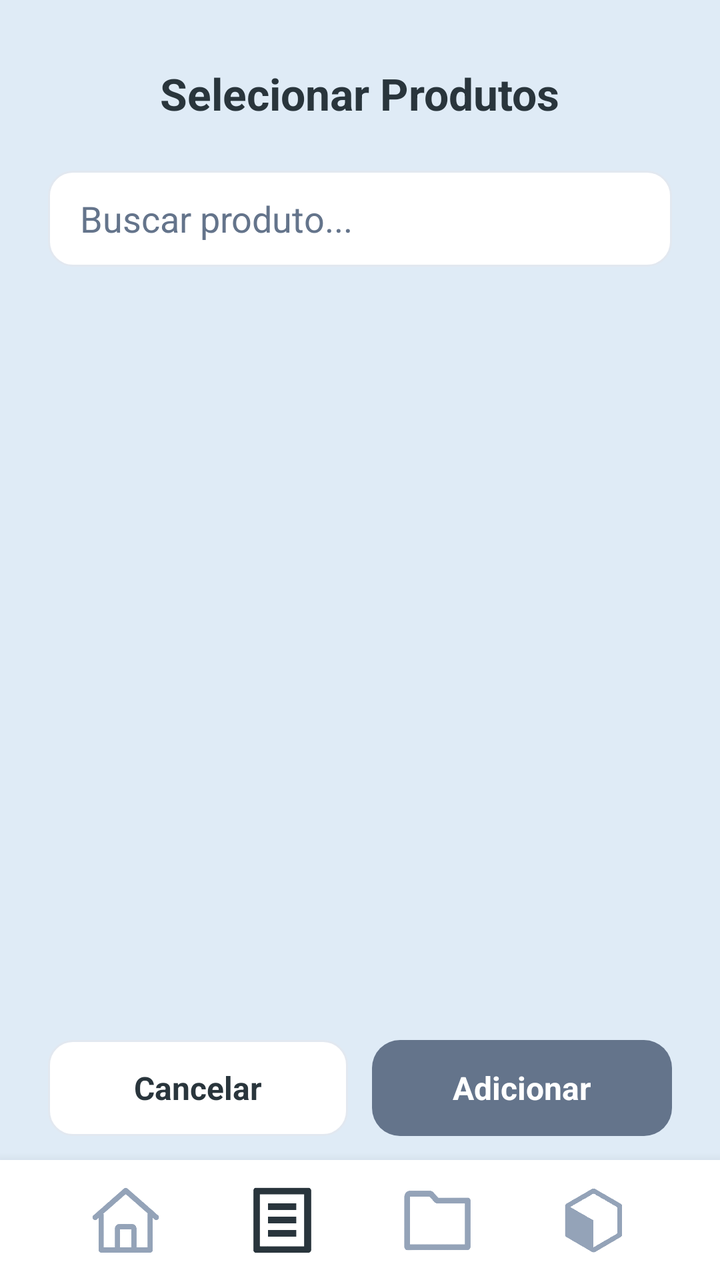
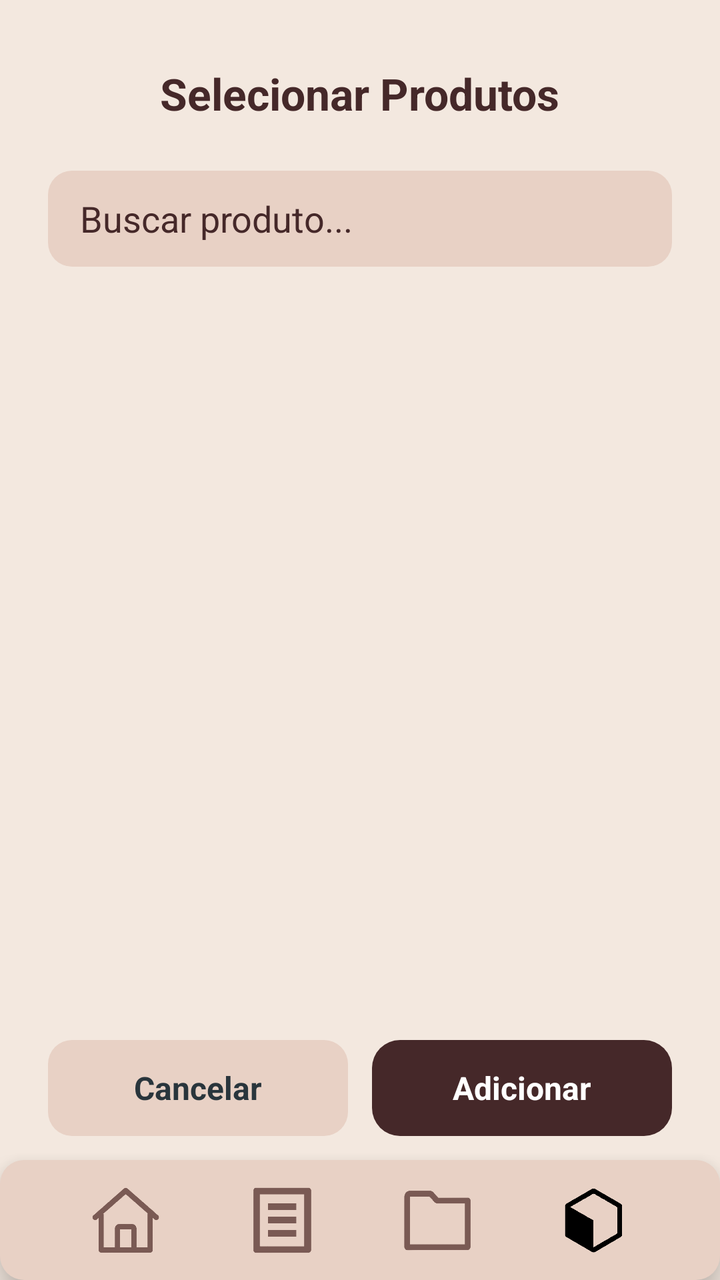

Before-and-after screenshots of an Android layout around one commit, followed by the original layout XML and the change that was made.
<!-- AndroidManifest.xml: application theme Theme.ListaCompras -->
<!-- res/layout/activity_produtos_selecionar.xml -->
<?xml version="1.0" encoding="utf-8"?>
<RelativeLayout xmlns:android="http://schemas.android.com/apk/res/android"
    xmlns:app="http://schemas.android.com/apk/res-auto"
    android:id="@+id/main"
    android:layout_width="match_parent"
    android:layout_height="match_parent"
    android:background="#DFEBF6">

    
    <TextView
        android:id="@+id/txtTituloSelecionar"
        android:layout_width="wrap_content"
        android:layout_height="wrap_content"
        android:text="Selecionar Produtos"
        android:textSize="22sp"
        android:textStyle="bold"
        android:textColor="#29353C"
        android:layout_marginTop="32dp"
        android:layout_centerHorizontal="true" />

    
    <EditText
        android:id="@+id/edtBuscarProdutoSelecao"
        android:layout_width="match_parent"
        android:layout_height="48dp"
        android:layout_below="@id/txtTituloSelecionar"
        android:layout_marginTop="24dp"
        android:layout_marginHorizontal="24dp"
        android:hint="Buscar produto..."
        android:paddingHorizontal="16dp"
        android:background="@drawable/card_secundario"
        android:textColor="#29353C"
        android:textColorHint="#64748B" />

    
    <androidx.recyclerview.widget.RecyclerView
        android:id="@+id/recyclerSelecionarProdutos"
        android:layout_width="match_parent"
        android:layout_height="match_parent"
        android:layout_below="@id/edtBuscarProdutoSelecao"
        android:layout_above="@id/layoutBotoes"
        android:padding="16dp" />

    
    <LinearLayout
        android:id="@+id/layoutBotoes"
        android:layout_width="match_parent"
        android:layout_height="wrap_content"
        android:layout_above="@id/footer"
        android:orientation="horizontal"
        android:paddingHorizontal="24dp"
        android:paddingVertical="12dp">

        
        <TextView
            android:id="@+id/btnCancelar"
            android:layout_width="0dp"
            android:layout_height="48dp"
            android:layout_weight="1"
            android:background="@drawable/card_secundario"
            android:gravity="center"
            android:text="Cancelar"
            android:textColor="#29353C"
            android:textStyle="bold"
            android:textSize="16sp" />

        <Space
            android:layout_width="12dp"
            android:layout_height="1dp" />

        
        <TextView
            android:id="@+id/btnAdicionar"
            android:layout_width="0dp"
            android:layout_height="48dp"
            android:layout_weight="1"
            android:background="@drawable/card_principal"
            android:gravity="center"
            android:text="Adicionar"
            android:textColor="#FFFFFF"
            android:textStyle="bold"
            android:textSize="16sp" />
    </LinearLayout>

    
    <LinearLayout
        android:id="@+id/footer"
        android:layout_width="match_parent"
        android:layout_height="60dp"
        android:layout_alignParentBottom="true"
        android:background="#FFFFFF"
        android:elevation="10dp"
        android:gravity="center"
        android:orientation="horizontal"
        android:paddingHorizontal="24dp">

        <ImageView
            android:id="@+id/iconHome"
            android:layout_width="36dp"
            android:layout_height="36dp"
            android:layout_weight="1"
            android:src="@drawable/ic_home"
            app:tint="#94A3B8" />

        <ImageView
            android:id="@+id/iconListas"
            android:layout_width="36dp"
            android:layout_height="36dp"
            android:layout_weight="1"
            android:src="@drawable/ic_lista"
            app:tint="#29353C" />

        <ImageView
            android:id="@+id/iconCategorias"
            android:layout_width="36dp"
            android:layout_height="36dp"
            android:layout_weight="1"
            android:src="@drawable/ic_pasta"
            app:tint="#94A3B8" />

        <ImageView
            android:id="@+id/iconProdutos"
            android:layout_width="36dp"
            android:layout_height="36dp"
            android:layout_weight="1"
            android:src="@drawable/ic_caixa"
            app:tint="#94A3B8" />

    </LinearLayout>

</RelativeLayout>
<!-- resources referenced by this layout -->
<resources>
  <!-- drawable card_principal (drawable) -->
  <shape xmlns:android="http://schemas.android.com/apk/res/android">
      <solid android:color="#64748B"/>
      <corners android:radius="14dp"/>
  </shape>
  <!-- drawable card_secundario (drawable) -->
  <shape xmlns:android="http://schemas.android.com/apk/res/android">
      <solid android:color="#FFFFFF"/>
      <corners android:radius="12dp"/>
      <stroke android:width="1dp" android:color="#E2E8F0"/>
  </shape>
  <!-- drawable ic_caixa: png bitmap (drawable, 30803 bytes) -->
  <!-- drawable ic_home: png bitmap (drawable, 26750 bytes) -->
  <!-- drawable ic_lista: png bitmap (drawable, 12721 bytes) -->
  <!-- drawable ic_pasta: png bitmap (drawable, 12054 bytes) -->
  <style name="Theme.ListaCompras" parent="Base.Theme.ListaCompras" />
  <style name="Base.Theme.ListaCompras" parent="Theme.Material3.DayNight.NoActionBar">
          
          
      </style>
</resources>

<!-- the commit's change to res/layout/activity_produtos_selecionar.xml (unified diff, before → after) -->
@@ -4,7 +4,7 @@
     android:id="@+id/main"
     android:layout_width="match_parent"
     android:layout_height="match_parent"
-    android:background="#DFEBF6">
+    android:background="#F3E8DF">
 
     
     <TextView
@@ -14,7 +14,7 @@
         android:text="Selecionar Produtos"
         android:textSize="22sp"
         android:textStyle="bold"
-        android:textColor="#29353C"
+        android:textColor="#452829"
         android:layout_marginTop="32dp"
         android:layout_centerHorizontal="true" />
 
@@ -29,8 +29,8 @@
         android:hint="Buscar produto..."
         android:paddingHorizontal="16dp"
         android:background="@drawable/card_secundario"
-        android:textColor="#29353C"
-        android:textColorHint="#64748B" />
+        android:textColor="#452829"
+        android:textColorHint="#452829" />
 
     
     <androidx.recyclerview.widget.RecyclerView
@@ -88,7 +88,7 @@
         android:layout_width="match_parent"
         android:layout_height="60dp"
         android:layout_alignParentBottom="true"
-        android:background="#FFFFFF"
+        android:background="@drawable/card_secundario"
         android:elevation="10dp"
         android:gravity="center"
         android:orientation="horizontal"
@@ -100,7 +100,7 @@
             android:layout_height="36dp"
             android:layout_weight="1"
             android:src="@drawable/ic_home"
-            app:tint="#94A3B8" />
+            app:tint="#7A5A54"/>
 
         <ImageView
             android:id="@+id/iconListas"
@@ -108,7 +108,7 @@
             android:layout_height="36dp"
             android:layout_weight="1"
             android:src="@drawable/ic_lista"
-            app:tint="#29353C" />
+            app:tint="#7A5A54"/>
 
         <ImageView
             android:id="@+id/iconCategorias"
@@ -116,7 +116,7 @@
             android:layout_height="36dp"
             android:layout_weight="1"
             android:src="@drawable/ic_pasta"
-            app:tint="#94A3B8" />
+            app:tint="#7A5A54" />
 
         <ImageView
             android:id="@+id/iconProdutos"
@@ -124,7 +124,7 @@
             android:layout_height="36dp"
             android:layout_weight="1"
             android:src="@drawable/ic_caixa"
-            app:tint="#94A3B8" />
+            app:tint="#000000"/>
 
     </LinearLayout>
 
<!-- resource entries referenced after the edit -->
@@ -2,14 +2,13 @@
 <resources>
   <!-- drawable card_principal (drawable) -->
   <shape xmlns:android="http://schemas.android.com/apk/res/android">
-      <solid android:color="#64748B"/>
+      <solid android:color="#452829"/>
       <corners android:radius="14dp"/>
   </shape>
   <!-- drawable card_secundario (drawable) -->
   <shape xmlns:android="http://schemas.android.com/apk/res/android">
-      <solid android:color="#FFFFFF"/>
-      <corners android:radius="12dp"/>
-      <stroke android:width="1dp" android:color="#E2E8F0"/>
+      <solid android:color="#E8D1C5"/>
+      <corners android:radius="12dp"/>/>
   </shape>
   <!-- drawable ic_caixa: png bitmap (drawable, 30803 bytes) -->
   <!-- drawable ic_home: png bitmap (drawable, 26750 bytes) -->
